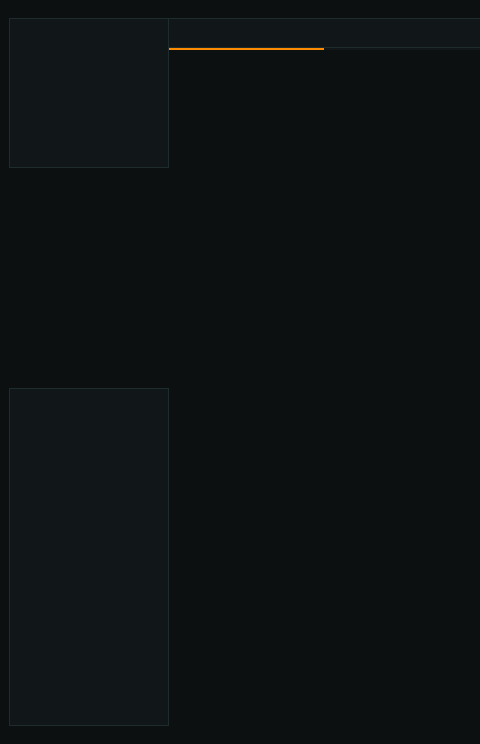
Before: the Qt Designer form src/mainwindow.ui in Krona-org/CodeForge, drawn with Qt 5; both pictures show x 0 to 480 and y 0 to 744 of the 963 by 744 pixel window.
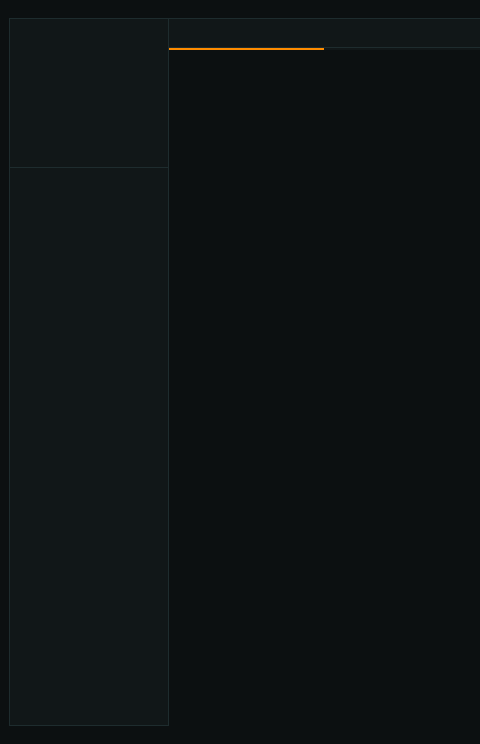
After: the same form once the commit is applied.

Commit message: сделал статус бар

The edit to the form file:
```diff
--- a/src/mainwindow.ui
+++ b/src/mainwindow.ui
@@ -95,8 +95,8 @@
          </property>
         </widget>
        </item>
-       <item row="0" column="0" rowspan="3" alignment="Qt::AlignmentFlag::AlignTop">
-        <widget class="QWidget" name="sideBarWidget" native="true">
+       <item row="0" column="0" rowspan="3">
+        <widget class="QWidget" name="leftPanelWidget" native="true">
          <property name="sizePolicy">
           <sizepolicy hsizetype="Preferred" vsizetype="Preferred">
            <horstretch>0</horstretch>
@@ -106,6 +106,42 @@
          <property name="minimumSize">
           <size>
            <width>160</width>
+           <height>0</height>
+          </size>
+         </property>
+         <property name="maximumSize">
+          <size>
+           <width>200</width>
+           <height>16777215</height>
+          </size>
+         </property>
+         <layout class="QVBoxLayout" name="leftPanelLayout">
+          <property name="spacing">
+           <number>0</number>
+          </property>
+          <property name="leftMargin">
+           <number>0</number>
+          </property>
+          <property name="topMargin">
+           <number>0</number>
+          </property>
+          <property name="rightMargin">
+           <number>0</number>
+          </property>
+          <property name="bottomMargin">
+           <number>0</number>
+          </property>
+          <item>
+           <widget class="QWidget" name="sideBarWidget" native="true">
+            <property name="sizePolicy">
+             <sizepolicy hsizetype="Preferred" vsizetype="Fixed">
+              <horstretch>0</horstretch>
+              <verstretch>0</verstretch>
+             </sizepolicy>
+            </property>
+            <property name="minimumSize">
+             <size>
+              <width>160</width>
            <height>150</height>
           </size>
          </property>
@@ -122,8 +158,14 @@
          </property>
         </widget>
        </item>
-       <item row="3" column="0">
+          <item>
         <widget class="QWidget" name="widget_3" native="true">
+            <property name="sizePolicy">
+             <sizepolicy hsizetype="Preferred" vsizetype="Expanding">
+              <horstretch>0</horstretch>
+              <verstretch>1</verstretch>
+             </sizepolicy>
+            </property>
          <property name="minimumSize">
           <size>
            <width>160</width>
@@ -139,8 +181,12 @@
          <property name="styleSheet">
           <string notr="true">background-color: rgb(17, 23, 24);
 border: 1px solid rgb(30, 44, 46);
+border-top: 0px;
 </string>
          </property>
+           </widget>
+          </item>
+         </layout>
         </widget>
        </item>
       </layout>
```
Lines whose indentation alone changed are shown as unchanged.
